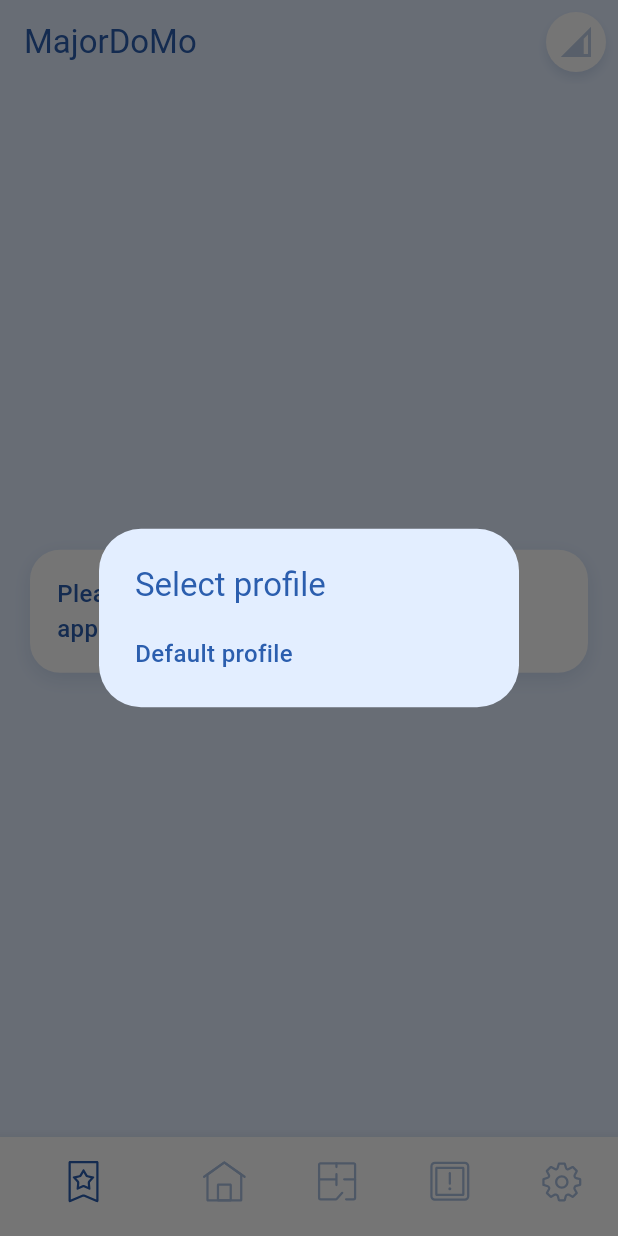
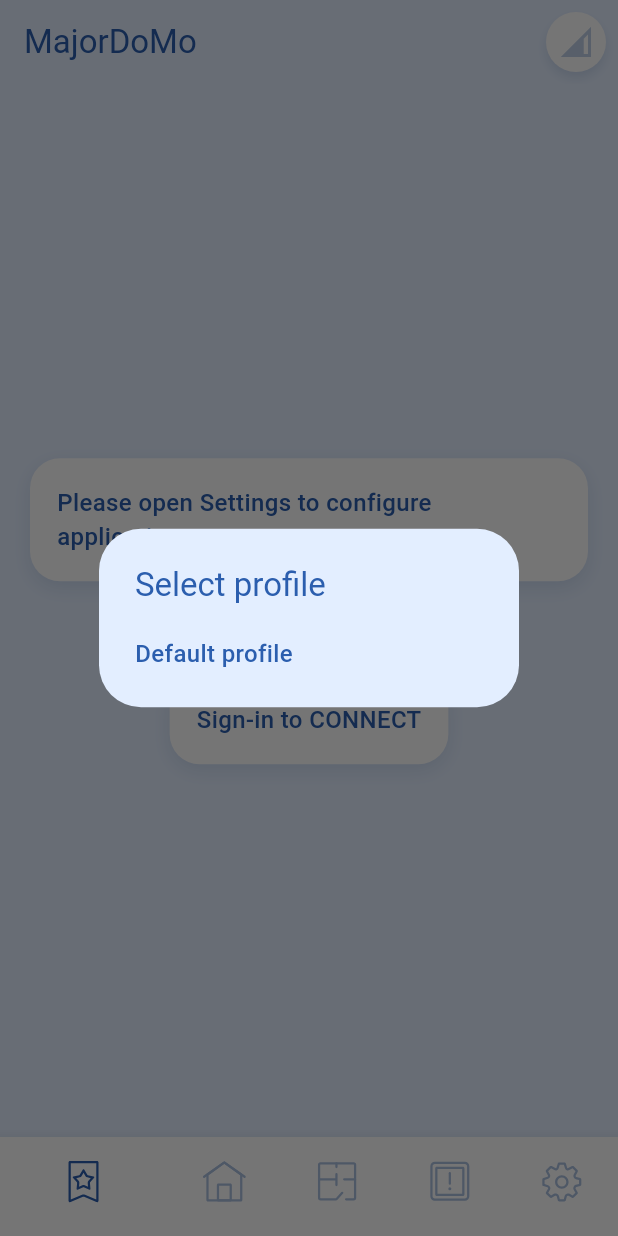
Before and after one commit to sergejey/majordomo_flutter_app, a Flutter app: the screen it shows after launch, after a tap on "MajorDoMo", on a phone screen of 412 x 824 dp. Run offline on Flutter 3.47's test engine with Material 3 defaults, Android fonts, the phone set to English and light mode, and no system bars; our stand-ins replace auto_size_text, connectivity_plus, device_info_plus, firebase_core, firebase_messaging, flutter_colorpicker and 12 more; missing offline and left inert: based_battery_indicator, flutter_fgbg, network_info_plus, oauth_webauth, prompt_dialog, responsive_grid_list; accounts and stored records are empty.

Commit message:
- Connect login update

```diff
--- a/assets/lang/en_US.json
+++ b/assets/lang/en_US.json
@@ -75,5 +75,7 @@
   "dialog_ok": "OK",
   "dialog_cancel": "Cancel",
   "confirm_exit": "Press again to exit...",
-  "setup_required": "Please open Settings to configure application"
+  "setup_required": "Please open Settings to configure application",
+  "setup_or": "or",
+  "setup_login": "Sign-in to CONNECT"
 }
--- a/assets/lang/ru_RU.json
+++ b/assets/lang/ru_RU.json
@@ -75,5 +75,7 @@
   "dialog_ok": "Продолжить",
   "dialog_cancel": "Отмена",
   "confirm_exit": "Нажмите ещё раз для выхода...",
-  "setup_required": "Пожалуйста, перейдите в раздел Настройки для конфигурации приложения."
+  "setup_required": "Пожалуйста, перейдите в раздел Настройки для конфигурации приложения",
+  "setup_or": "или",
+  "setup_login": "Войдите в сервис CONNECT"
 }
--- a/lib/pages/page_main.dart
+++ b/lib/pages/page_main.dart
@@ -74,8 +74,9 @@
                   ? RoomsList(
                       rooms: stateManager.pageMainDevicesNotifier.myRooms)
                   : Column(children: [
-                (stateManager.appView == 'home' && !stateManager
-                    .pageMainDevicesNotifier.isSetupRequired)
+                      (stateManager.appView == 'home' &&
+                              !stateManager
+                                  .pageMainDevicesNotifier.isSetupRequired)
                           ? GroupsList(
                               groups:
                                   stateManager.pageMainDevicesNotifier.myGroups)
@@ -91,25 +92,64 @@
                                       Padding(
                                         padding: const EdgeInsets.all(20.0),
                                         child: GestureDetector(
-                                          onTap: () {
-                                            stateManager.setBottomBarIndex(4, context);
-                                          },
+                                            onTap: () {
+                                              stateManager.openSettings(
+                                                  context, "");
+                                            },
                                             child: Container(
                                                 decoration: BoxDecoration(
                                                     color: Colors.white,
-                                                    borderRadius: const BorderRadius.all(
+                                                    borderRadius:
+                                                        const BorderRadius.all(
                                                       Radius.circular(20),
                                                     ),
                                                     boxShadow: [
                                                       BoxShadow(
-                                                        color: const Color(0xffb9cbe8).withOpacity(0.6),
+                                                        color: const Color(
+                                                                0xffb9cbe8)
+                                                            .withOpacity(0.6),
                                                         blurRadius: 11,
-                                                        offset: Offset(0, 4), // Shadow position
+                                                        offset: Offset(0,
+                                                            4), // Shadow position
                                                       ),
                                                     ]),
                                                 child: Padding(
-                                                  padding: const EdgeInsets.all(18.0),
-                                                  child: Text('setup_required'.i18n()),
+                                                  padding: const EdgeInsets.all(
+                                                      18.0),
+                                                  child: Text(
+                                                      'setup_required'.i18n()),
+                                                ))),
+                                      ),
+                                      Text('setup_or'.i18n()),
+                                      Padding(
+                                        padding: const EdgeInsets.all(20.0),
+                                        child: GestureDetector(
+                                            onTap: () {
+                                              stateManager.openSettings(
+                                                  context, "login");
+                                            },
+                                            child: Container(
+                                                decoration: BoxDecoration(
+                                                    color: Colors.white,
+                                                    borderRadius:
+                                                        const BorderRadius.all(
+                                                      Radius.circular(20),
+                                                    ),
+                                                    boxShadow: [
+                                                      BoxShadow(
+                                                        color: const Color(
+                                                                0xffb9cbe8)
+                                                            .withOpacity(0.6),
+                                                        blurRadius: 11,
+                                                        offset: Offset(0,
+                                                            4), // Shadow position
+                                                      ),
+                                                    ]),
+                                                child: Padding(
+                                                  padding: const EdgeInsets.all(
+                                                      18.0),
+                                                  child: Text(
+                                                      'setup_login'.i18n()),
                                                 ))),
                                       ),
                                     ])
--- a/lib/pages/page_main_logic.dart
+++ b/lib/pages/page_main_logic.dart
@@ -67,6 +67,21 @@
     pageMainDevicesNotifier.setRoomFilter(roomObject, roomTitle);
   }
 
+  void openSettings(context, String startWith) {
+    endPeriodicUpdate();
+    Navigator.of(context)
+        .push(
+      MaterialPageRoute(
+        builder: (context) => PageSettings(startWith: startWith),
+      ),
+    )
+        .then((value) {
+      bottomBarIndex = 1;
+      setAppView('home');
+      reload();
+    });
+  }
+
   void setBottomBarIndex(int index, context) {
     bottomBarIndex = index;
     if (index == 0) {
@@ -78,18 +93,7 @@
     } else if (index == 3) {
       setAppView('attention');
     } else if (index == 4) {
-      endPeriodicUpdate();
-      Navigator.of(context)
-          .push(
-        MaterialPageRoute(
-          builder: (context) => const PageSettings(),
-        ),
-      )
-          .then((value) {
-        bottomBarIndex = 1;
-        setAppView('home');
-        reload();
-      });
+      openSettings(context, '');
     }
     pageMainDevicesNotifier.refreshPage();
   }
--- a/lib/services/data_service_local.dart
+++ b/lib/services/data_service_local.dart
@@ -62,7 +62,7 @@
       return [];
     }
 
-    final apiURL = '$baseURL/api/history/$objectName.$property/1month';
+    final apiURL = '$baseURL/api.php/history/$objectName.$property/1month';
     try {
       final response = await getURL(apiURL);
       if (response != '') {
@@ -85,7 +85,7 @@
       dprint("Base URL is not set");
       return [];
     }
-    final apiURL = '$baseURL/api/objects/SystemStates';
+    final apiURL = '$baseURL/api.php/objects/SystemStates';
     try {
       final response = await getURL(apiURL);
       if (response != '') {
@@ -108,7 +108,7 @@
       dprint("Base URL is not set");
       return [];
     }
-    final apiURL = '$baseURL/api/objects/OperationalModes';
+    final apiURL = '$baseURL/api.php/objects/OperationalModes';
     try {
       final response = await getURL(apiURL);
       if (response != '') {
@@ -131,7 +131,7 @@
       dprint("Base URL is not set");
       return [];
     }
-    final apiURL = '$baseURL/api/rooms';
+    final apiURL = '$baseURL/api.php/rooms';
     dprint("Fetching rooms data from $apiURL ${DateTime.now().toString()}");
     try {
       final response = await getURL(apiURL);
@@ -163,7 +163,7 @@
       dprint("Base URL is not set");
       return emptyDevice;
     }
-    final apiURL = '$baseURL/api/devices/$deviceId';
+    final apiURL = '$baseURL/api.php/devices/$deviceId';
 
     dprint(
         "Fetching my devices data from $apiURL ${DateTime.now().toString()}");
@@ -191,7 +191,7 @@
       dprint("Base URL is not set");
       return [];
     }
-    final apiURL = '$baseURL/api/devices';
+    final apiURL = '$baseURL/api.php/devices';
     dprint(
         "Fetching my devices data from $apiURL ${DateTime.now().toString()}");
     try {
@@ -221,7 +221,7 @@
     if (baseURL == "") {
       dprint("Base URL is not set");
     } else {
-      String url = '$baseURL/api/method/$objectName.$method';
+      String url = '$baseURL/api.php/method/$objectName.$method';
       if (params != null) {
         url += '?';
         params.forEach((key, value) {
--- a/pubspec.yaml
+++ b/pubspec.yaml
@@ -16,7 +16,7 @@
 # https://developer.apple.com/library/archive/documentation/General/Reference/InfoPlistKeyReference/Articles/CoreFoundationKeys.html
 # In Windows, build-name is used as the major, minor, and patch parts
 # of the product and file versions while build-number is used as the build suffix.
-version: 1.0.4+17
+version: 1.0.5+18
 
 environment:
   sdk: '>=3.0.0 <4.0.0'
```
Also changed, not shown: lib/pages/page_settings.dart (+8 -1 lines).
